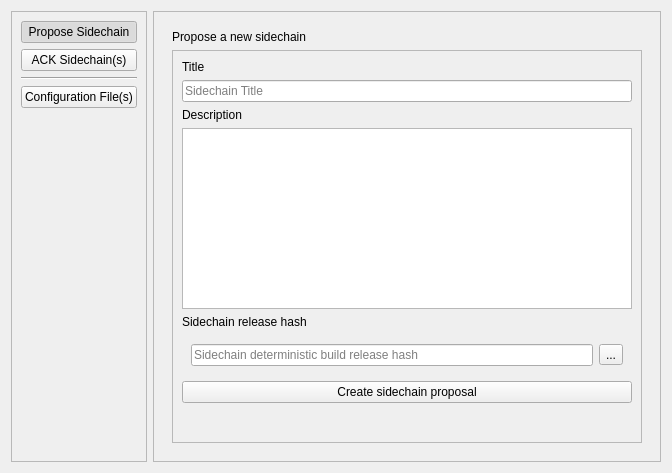
The window that src/qt/forms/sidechainminerdialog.ui (DriveNetTESTDRIVE/DriveNet) describes before a commit, drawn with Qt 5.
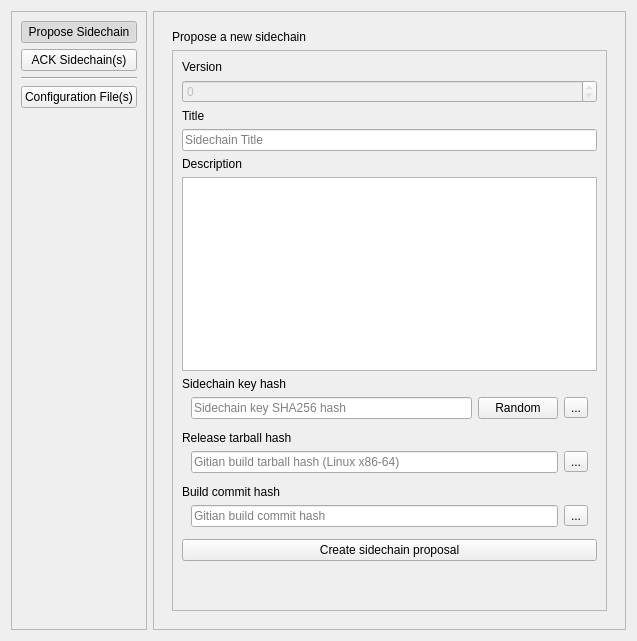
The same window after the commit. Icons and pictures are not drawn.

What changed in the file:
```diff
--- a/src/qt/forms/sidechainminerdialog.ui
+++ b/src/qt/forms/sidechainminerdialog.ui
@@ -6,8 +6,8 @@
    <rect>
     <x>0</x>
     <y>0</y>
-    <width>672</width>
-    <height>473</height>
+    <width>637</width>
+    <height>641</height>
    </rect>
   </property>
   <property name="windowTitle">
@@ -257,6 +257,23 @@
              <enum>QFrame::Raised</enum>
             </property>
             <layout class="QVBoxLayout" name="verticalLayout_6">
+             <item>
+              <widget class="QLabel" name="label_13">
+               <property name="text">
+                <string>Version</string>
+               </property>
+              </widget>
+             </item>
+             <item>
+              <widget class="QSpinBox" name="spinBoxVersion">
+               <property name="enabled">
+                <bool>false</bool>
+               </property>
+               <property name="maximum">
+                <number>0</number>
+               </property>
+              </widget>
+             </item>
              <item>
               <widget class="QLabel" name="label_4">
                <property name="text">
@@ -291,7 +308,7 @@
              <item>
               <widget class="QLabel" name="label_6">
                <property name="text">
-                <string>Sidechain release hash</string>
+                <string>Sidechain key hash</string>
                </property>
               </widget>
              </item>
@@ -304,18 +321,121 @@
                 <enum>QFrame::Raised</enum>
                </property>
                <layout class="QHBoxLayout" name="horizontalLayout_4">
+                <property name="topMargin">
+                 <number>0</number>
+                </property>
+                <property name="bottomMargin">
+                 <number>6</number>
+                </property>
                 <item>
                  <widget class="QLineEdit" name="lineEditHash">
                   <property name="text">
                    <string/>
                   </property>
                   <property name="placeholderText">
-                   <string>Sidechain deterministic build release hash</string>
+                   <string>Sidechain key SHA256 hash</string>
                   </property>
                  </widget>
                 </item>
                 <item>
-                 <widget class="QToolButton" name="toolButtonReleaseHash">
+                 <widget class="QPushButton" name="pushButtonRandomKeyHash">
+                  <property name="text">
+                   <string>Random</string>
+                  </property>
+                  <property name="icon">
+                   <iconset resource="../drivenet.qrc">
+                    <normaloff>:/icons/refresh</normaloff>:/icons/refresh</iconset>
+                  </property>
+                 </widget>
+                </item>
+                <item>
+                 <widget class="QToolButton" name="toolButtonKeyHash">
+                  <property name="text">
+                   <string>...</string>
+                  </property>
+                  <property name="icon">
+                   <iconset resource="../drivenet.qrc">
+                    <normaloff>:/icons/transaction_0</normaloff>:/icons/transaction_0</iconset>
+                  </property>
+                 </widget>
+                </item>
+               </layout>
+              </widget>
+             </item>
+             <item>
+              <widget class="QLabel" name="label_11">
+               <property name="text">
+                <string>Release tarball hash</string>
+               </property>
+              </widget>
+             </item>
+             <item>
+              <widget class="QFrame" name="frame_9">
+               <property name="frameShape">
+                <enum>QFrame::NoFrame</enum>
+               </property>
+               <property name="frameShadow">
+                <enum>QFrame::Raised</enum>
+               </property>
+               <layout class="QHBoxLayout" name="horizontalLayout_5">
+                <property name="topMargin">
+                 <number>0</number>
+                </property>
+                <property name="bottomMargin">
+                 <number>6</number>
+                </property>
+                <item>
+                 <widget class="QLineEdit" name="lineEditIDHash1">
+                  <property name="placeholderText">
+                   <string>Gitian build tarball hash (Linux x86-64)</string>
+                  </property>
+                 </widget>
+                </item>
+                <item>
+                 <widget class="QToolButton" name="toolButtonIDHash1">
+                  <property name="text">
+                   <string>...</string>
+                  </property>
+                  <property name="icon">
+                   <iconset resource="../drivenet.qrc">
+                    <normaloff>:/icons/transaction_0</normaloff>:/icons/transaction_0</iconset>
+                  </property>
+                 </widget>
+                </item>
+               </layout>
+              </widget>
+             </item>
+             <item>
+              <widget class="QLabel" name="label_12">
+               <property name="text">
+                <string>Build commit hash</string>
+               </property>
+              </widget>
+             </item>
+             <item>
+              <widget class="QFrame" name="frame_10">
+               <property name="frameShape">
+                <enum>QFrame::NoFrame</enum>
+               </property>
+               <property name="frameShadow">
+                <enum>QFrame::Raised</enum>
+               </property>
+               <layout class="QHBoxLayout" name="horizontalLayout_6">
+                <property name="topMargin">
+                 <number>0</number>
+                </property>
+                <property name="bottomMargin">
+                 <number>6</number>
+                </property>
+                <item>
+                 <widget class="QLineEdit" name="lineEditIDHash2">
+                  <property name="placeholderText">
+                   <string>Gitian build commit hash</string>
+                  </property>
+                 </widget>
+                </item>
+                <item>
+                 <widget class="QToolButton" name="toolButtonIDHash2">
                   <property name="text">
                    <string>...</string>
                   </property>
@@ -340,6 +460,9 @@
                <property name="orientation">
                 <enum>Qt::Vertical</enum>
                </property>
+               <property name="sizeType">
+                <enum>QSizePolicy::Maximum</enum>
+               </property>
                <property name="sizeHint" stdset="0">
                 <size>
                  <width>20</width>
```
